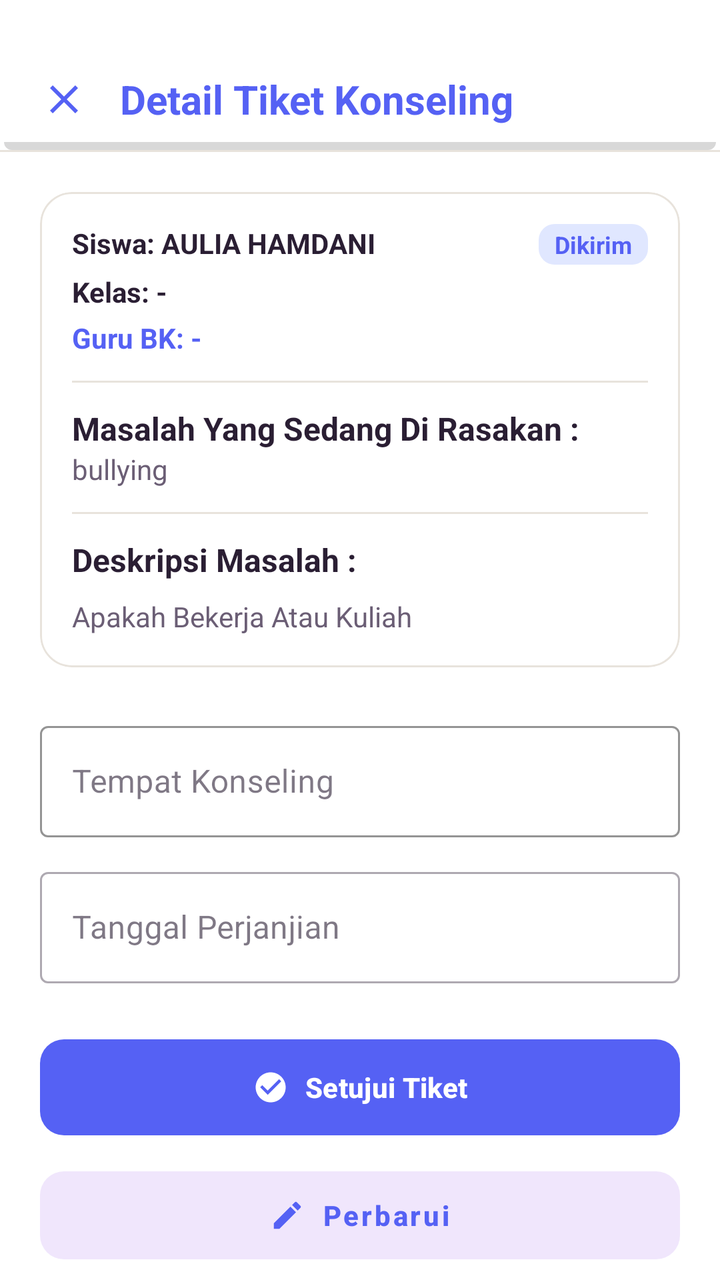
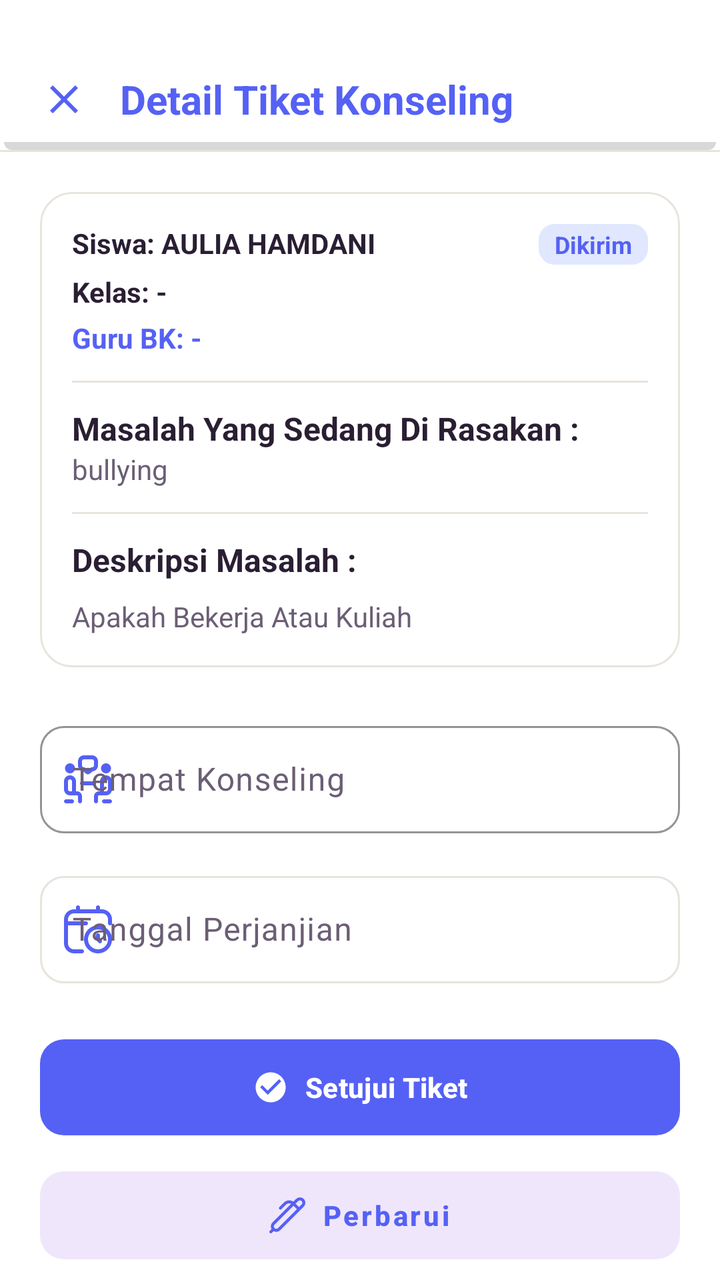

An Android layout rendered at two revisions. The XML below is the earlier revision; the diff shows what the commit changed to produce the second picture.
<!-- AndroidManifest.xml: application theme Theme.BkNova -->
<!-- res/layout/fragment_detail_tiket.xml -->
<?xml version="1.0" encoding="utf-8"?>
<androidx.constraintlayout.widget.ConstraintLayout xmlns:android="http://schemas.android.com/apk/res/android"
    xmlns:app="http://schemas.android.com/apk/res-auto"
    android:layout_width="match_parent"
    android:layout_height="match_parent"
    android:background="@color/white">

    
    <androidx.constraintlayout.widget.ConstraintLayout
        android:id="@+id/header"
        android:layout_width="match_parent"
        android:layout_height="wrap_content"
        android:paddingTop="36dp"
        android:paddingBottom="12dp"
        android:paddingHorizontal="20dp"
        android:background="@drawable/bg_header"
        app:layout_constraintTop_toTopOf="parent">

        <ImageView
            android:id="@+id/btn_back_detail_tiket"
            android:layout_width="24dp"
            android:layout_height="24dp"
            android:src="@drawable/ic_close"
            app:layout_constraintBottom_toBottomOf="parent"
            app:layout_constraintStart_toStartOf="parent"
            app:layout_constraintTop_toTopOf="parent"
            app:tint="@color/brand_primary"
            android:clickable="true"
            android:focusable="true"
            android:background="?attr/selectableItemBackgroundBorderless" />

        <TextView
            android:layout_width="wrap_content"
            android:layout_height="wrap_content"
            android:layout_marginStart="16dp"
            android:text="Detail Tiket Konseling"
            android:textColor="@color/brand_primary"
            android:textSize="20sp"
            android:textStyle="bold"
            app:layout_constraintBottom_toBottomOf="parent"
            app:layout_constraintStart_toEndOf="@id/btn_back_detail_tiket"
            app:layout_constraintTop_toTopOf="parent" />

    </androidx.constraintlayout.widget.ConstraintLayout>

    <View
        android:id="@+id/divider_header"
        android:layout_width="match_parent"
        android:layout_height="1dp"
        android:background="@color/divider_color"
        app:layout_constraintTop_toBottomOf="@id/header" />

    <androidx.core.widget.NestedScrollView
        android:layout_width="match_parent"
        android:layout_height="0dp"
        android:fillViewport="true"
        app:layout_constraintBottom_toBottomOf="parent"
        app:layout_constraintTop_toBottomOf="@id/divider_header">

        <LinearLayout
            android:layout_width="match_parent"
            android:layout_height="wrap_content"
            android:orientation="vertical"
            android:padding="20dp">

            
            <com.google.android.material.card.MaterialCardView
                android:layout_width="match_parent"
                android:layout_height="wrap_content"
                app:cardCornerRadius="16dp"
                app:cardElevation="0dp"
                app:strokeWidth="1dp"
                app:strokeColor="@color/border_color">

                <LinearLayout
                    android:layout_width="match_parent"
                    android:layout_height="wrap_content"
                    android:orientation="vertical"
                    android:padding="16dp">

                    <RelativeLayout
                        android:layout_width="match_parent"
                        android:layout_height="wrap_content">

                        <TextView
                            android:id="@+id/tv_detail_siswa"
                            android:layout_width="wrap_content"
                            android:layout_height="wrap_content"
                            android:text="Siswa: AULIA HAMDANI"
                            android:textColor="@color/text_color_primary"
                            android:textStyle="bold" />

                        <TextView
                            android:id="@+id/tv_detail_status"
                            android:layout_width="wrap_content"
                            android:layout_height="wrap_content"
                            android:layout_alignParentEnd="true"
                            android:text="Dikirim"
                            android:textColor="@color/brand_primary"
                            android:background="@drawable/bg_status_dikirim"
                            android:paddingHorizontal="8dp"
                            android:paddingVertical="2dp"
                            android:textSize="12sp"
                            android:textStyle="bold" />
                    </RelativeLayout>

                    <TextView
                        android:id="@+id/tv_detail_kelas"
                        android:layout_width="wrap_content"
                        android:layout_height="wrap_content"
                        android:layout_marginTop="4dp"
                        android:textStyle="bold"
                        android:textColor="@color/text_color_primary"
                        android:text="Kelas: -" />

                    <TextView
                        android:id="@+id/tv_detail_bk"
                        android:layout_width="wrap_content"
                        android:layout_height="wrap_content"
                        android:layout_marginTop="4dp"
                        android:textStyle="bold"
                        android:textColor="@color/brand_primary"
                        android:text="Guru BK: -" />

                    <View
                        android:layout_width="match_parent"
                        android:layout_height="1dp"
                        android:background="@color/border_color"
                        android:layout_marginVertical="12dp" />

                    
                    <LinearLayout
                        android:id="@+id/layout_info_perjanjian"
                        android:layout_width="match_parent"
                        android:layout_height="wrap_content"
                        android:orientation="vertical"
                        android:visibility="gone">

                        <TextView
                            android:layout_width="wrap_content"
                            android:layout_height="wrap_content"
                            android:text="Informasi Pertemuan :"
                            android:textStyle="bold"
                            android:textColor="@color/text_color_primary"
                            android:textSize="14sp" />

                        <TextView
                            android:id="@+id/tv_detail_tempat"
                            android:layout_width="wrap_content"
                            android:layout_height="wrap_content"
                            android:layout_marginTop="4dp"
                            android:text="Tempat: -"
                            android:textColor="@color/text_color_secondary" />

                        <TextView
                            android:id="@+id/tv_detail_tanggal"
                            android:layout_width="wrap_content"
                            android:layout_height="wrap_content"
                            android:layout_marginTop="2dp"
                            android:text="Waktu: -"
                            android:textColor="@color/text_color_secondary" />

                        <View
                            android:layout_width="match_parent"
                            android:layout_height="1dp"
                            android:background="@color/border_color"
                            android:layout_marginVertical="12dp" />
                    </LinearLayout>

                    <TextView
                        android:layout_width="wrap_content"
                        android:layout_height="wrap_content"
                        android:textStyle="bold"
                        android:textSize="16sp"
                        android:textColor="@color/text_color_primary"
                        android:text="Masalah Yang Sedang Di Rasakan :"/>

                    <TextView
                        android:id="@+id/tv_detail_judul"
                        android:layout_width="wrap_content"
                        android:layout_height="wrap_content"
                        android:textColor="@color/text_color_secondary"
                        android:text="bullying"
                        android:textStyle="normal" />

                    <View
                        android:layout_width="match_parent"
                        android:layout_height="1dp"
                        android:background="@color/border_color"
                        android:layout_marginVertical="12dp" />

                    <TextView
                        android:layout_width="wrap_content"
                        android:layout_height="wrap_content"
                        android:textStyle="bold"
                        android:textColor="@color/text_color_primary"
                        android:text="Deskripsi Masalah :"
                        android:textSize="16sp"/>

                    <TextView
                        android:id="@+id/tv_detail_isi"
                        android:layout_width="wrap_content"
                        android:layout_height="wrap_content"
                        android:layout_marginTop="8dp"
                        android:textStyle="normal"
                        android:textColor="@color/text_color_secondary"
                        android:text="Apakah Bekerja Atau Kuliah" />

                </LinearLayout>
            </com.google.android.material.card.MaterialCardView>

            
            <LinearLayout
                android:id="@+id/layout_actions_bk"
                android:layout_width="match_parent"
                android:layout_height="wrap_content"
                android:orientation="vertical"
                android:layout_marginTop="24dp">

                <com.google.android.material.textfield.TextInputLayout
                    android:id="@+id/til_tempat"
                    android:layout_width="match_parent"
                    android:layout_height="wrap_content"
                    android:hint="Tempat Konseling"
                    app:boxStrokeColor="@color/brand_dark"
                    style="@style/Widget.MaterialComponents.TextInputLayout.OutlinedBox">
                    <com.google.android.material.textfield.TextInputEditText
                        android:layout_width="match_parent"
                        android:layout_height="wrap_content" />
                </com.google.android.material.textfield.TextInputLayout>

                <com.google.android.material.textfield.TextInputLayout
                    android:id="@+id/til_tanggal"
                    android:layout_width="match_parent"
                    android:layout_height="wrap_content"
                    android:hint="Tanggal Perjanjian"
                    android:layout_marginTop="12dp"
                    style="@style/Widget.MaterialComponents.TextInputLayout.OutlinedBox">
                    <com.google.android.material.textfield.TextInputEditText
                        android:layout_width="match_parent"
                        android:layout_height="wrap_content"
                        android:focusable="false"
                        android:clickable="true" />
                </com.google.android.material.textfield.TextInputLayout>

                <com.google.android.material.button.MaterialButton
                    android:id="@+id/btn_setujui"
                    android:layout_width="match_parent"
                    android:layout_height="56dp"
                    android:text="@string/btn_setujui_tiket"
                    android:layout_marginTop="24dp"
                    android:textAllCaps="false"
                    android:textStyle="bold"
                    app:icon="@drawable/ic_check_circle"
                    app:iconGravity="textStart"
                    app:iconPadding="8dp"
                    app:cornerRadius="12dp" />

                <com.google.android.material.button.MaterialButton
                    android:id="@+id/btn_update_lokasi"
                    android:layout_width="match_parent"
                    android:layout_height="56dp"
                    android:text="Perbarui"
                    android:layout_marginTop="8dp"
                    android:textAllCaps="false"
                    android:textStyle="bold"
                    style="@style/Widget.MaterialComponents.Button.UnelevatedButton"
                    android:textColor="@color/brand_primary"
                    app:backgroundTint="@color/brand_soft"
                    app:icon="@drawable/ic_edit"
                    app:iconGravity="textStart"
                    app:iconPadding="8dp"
                    app:iconTint="@color/brand_primary"
                    app:cornerRadius="12dp" />

                <com.google.android.material.button.MaterialButton
                    android:id="@+id/btn_tunda"
                    android:layout_width="match_parent"
                    android:layout_height="56dp"
                    android:text="@string/btn_tunda_konseling"
                    android:layout_marginTop="8dp"
                    android:textAllCaps="false"
                    android:textStyle="bold"
                    style="@style/Widget.MaterialComponents.Button.UnelevatedButton"
                    android:textColor="@color/accent_peach_text"
                    app:backgroundTint="@color/accent_peach_soft"
                    app:cornerRadius="12dp" />

                <com.google.android.material.button.MaterialButton
                    android:id="@+id/btn_selesai_bk"
                    android:layout_width="match_parent"
                    android:layout_height="56dp"
                    android:text="@string/btn_selesaikan_tiket"
                    android:layout_marginTop="8dp"
                    android:textAllCaps="false"
                    android:textStyle="bold"
                    style="@style/Widget.MaterialComponents.Button.UnelevatedButton"
                    android:textColor="@color/green_text"
                    app:backgroundTint="@color/green_light"
                    app:icon="@drawable/ic_check_circle"
                    app:iconGravity="textStart"
                    app:iconPadding="8dp"
                    app:iconTint="@color/green_text"
                    app:cornerRadius="12dp" />

                <com.google.android.material.button.MaterialButton
                    android:id="@+id/btn_hapus_riwayat_bk"
                    android:layout_width="match_parent"
                    android:layout_height="56dp"
                    android:text="@string/btn_hapus_riwayat"
                    android:layout_marginTop="8dp"
                    android:textAllCaps="false"
                    android:textStyle="bold"
                    style="@style/Widget.MaterialComponents.Button.OutlinedButton"
                    android:textColor="@color/red_text"
                    app:strokeColor="@color/red_text"
                    app:cornerRadius="12dp"
                    android:visibility="gone" />
            </LinearLayout>

            
            <LinearLayout
                android:id="@+id/layout_actions_siswa"
                android:layout_width="match_parent"
                android:layout_height="wrap_content"
                android:orientation="vertical"
                android:layout_marginTop="24dp"
                android:visibility="gone">

                <com.google.android.material.button.MaterialButton
                    android:id="@+id/btn_edit_siswa"
                    android:layout_width="match_parent"
                    android:layout_height="56dp"
                    android:text="@string/btn_edit_masalah"
                    android:textAllCaps="false"
                    android:textStyle="bold"
                    app:icon="@drawable/ic_edit"
                    app:iconGravity="textStart"
                    app:iconPadding="8dp"
                    app:cornerRadius="16dp" />

                <com.google.android.material.button.MaterialButton
                    android:id="@+id/btn_hapus_siswa"
                    android:layout_width="match_parent"
                    android:layout_height="56dp"
                    android:text="@string/btn_hapus_tiket"
                    android:layout_marginTop="8dp"
                    android:textAllCaps="false"
                    android:textStyle="bold"
                    style="@style/Widget.MaterialComponents.Button.OutlinedButton"
                    android:textColor="@color/red_text"
                    app:strokeColor="@color/red_text"
                    app:cornerRadius="16dp" />
            </LinearLayout>

        </LinearLayout>
    </androidx.core.widget.NestedScrollView>

</androidx.constraintlayout.widget.ConstraintLayout>
<!-- resources referenced by this layout -->
<resources>
  <!-- unchanged entries left out for length: 31 -->
</resources>

<!-- the commit's change to res/layout/fragment_detail_tiket.xml (unified diff, before → after) -->
@@ -61,7 +61,9 @@
             android:layout_width="match_parent"
             android:layout_height="wrap_content"
             android:orientation="vertical"
-            android:padding="20dp">
+            android:paddingHorizontal="20dp"
+            android:paddingTop="20dp"
+            android:paddingBottom="50dp">
 
             
             <com.google.android.material.card.MaterialCardView
@@ -217,30 +219,52 @@
                 android:orientation="vertical"
                 android:layout_marginTop="24dp">
 
-                <com.google.android.material.textfield.TextInputLayout
+                    <com.google.android.material.textfield.TextInputLayout
                     android:id="@+id/til_tempat"
+                    style="@style/Widget.Material3.TextInputLayout.OutlinedBox"
                     android:layout_width="match_parent"
                     android:layout_height="wrap_content"
                     android:hint="Tempat Konseling"
-                    app:boxStrokeColor="@color/brand_dark"
-                    style="@style/Widget.MaterialComponents.TextInputLayout.OutlinedBox">
+                    app:startIconDrawable="@drawable/meet"
+                    app:startIconTint="@color/brand_primary"
+                    app:endIconDrawable="@drawable/ic_chevron_right"
+                    app:endIconTint="@color/text_color_secondary"
+                    app:boxCornerRadiusTopStart="12dp"
+                    app:boxCornerRadiusTopEnd="12dp"
+                    app:boxCornerRadiusBottomStart="12dp"
+                    app:boxCornerRadiusBottomEnd="12dp"
+                    app:boxStrokeColor="@color/brand_dark">
                     <com.google.android.material.textfield.TextInputEditText
                         android:layout_width="match_parent"
-                        android:layout_height="wrap_content" />
+                        android:layout_height="wrap_content"
+                        android:focusable="false"
+                        android:clickable="true"
+                        android:cursorVisible="false"
+                        android:paddingVertical="16dp" />
                 </com.google.android.material.textfield.TextInputLayout>
 
                 <com.google.android.material.textfield.TextInputLayout
                     android:id="@+id/til_tanggal"
+                    style="@style/Widget.Material3.TextInputLayout.OutlinedBox"
                     android:layout_width="match_parent"
                     android:layout_height="wrap_content"
                     android:hint="Tanggal Perjanjian"
-                    android:layout_marginTop="12dp"
-                    style="@style/Widget.MaterialComponents.TextInputLayout.OutlinedBox">
+                    android:layout_marginTop="16dp"
+                    app:startIconDrawable="@drawable/calender"
+                    app:startIconTint="@color/brand_primary"
+                    app:endIconDrawable="@drawable/ic_chevron_right"
+                    app:endIconTint="@color/text_color_secondary"
+                    app:boxCornerRadiusTopStart="12dp"
+                    app:boxCornerRadiusTopEnd="12dp"
+                    app:boxCornerRadiusBottomStart="12dp"
+                    app:boxCornerRadiusBottomEnd="12dp">
                     <com.google.android.material.textfield.TextInputEditText
                         android:layout_width="match_parent"
                         android:layout_height="wrap_content"
                         android:focusable="false"
-                        android:clickable="true" />
+                        android:clickable="true"
+                        android:cursorVisible="false"
+                        android:paddingVertical="16dp" />
                 </com.google.android.material.textfield.TextInputLayout>
 
                 <com.google.android.material.button.MaterialButton
@@ -267,7 +291,7 @@
                     style="@style/Widget.MaterialComponents.Button.UnelevatedButton"
                     android:textColor="@color/brand_primary"
                     app:backgroundTint="@color/brand_soft"
-                    app:icon="@drawable/ic_edit"
+                    app:icon="@drawable/pen"
                     app:iconGravity="textStart"
                     app:iconPadding="8dp"
                     app:iconTint="@color/brand_primary"
<!-- resource entries referenced after the edit -->
@@ -1,5 +1,21 @@
 <!-- resources referenced by this layout -->
 <resources>
+  <!-- drawable calender (drawable) -->
+  <vector xmlns:android="http://schemas.android.com/apk/res/android" android:width="24dp" android:height="24dp" android:viewportWidth="24" android:viewportHeight="24" android:tint="?attr/colorControlNormal"><path android:fillColor="@android:color/white" android:pathData="M17,10.039c-3.859,0-7,3.14-7,7,0,3.838,3.141,6.961,7,6.961s7-3.14,7-7c0-3.838-3.141-6.961-7-6.961Zm0,11.961c-2.757,0-5-2.226-5-4.961,0-2.757,2.243-5,5-5s5,2.226,5,4.961c0,2.757-2.243,5-5,5Zm1.707-4.707c.391,.391,.391,1.023,0,1.414-.195,.195-.451,.293-.707,.293s-.512-.098-.707-.293l-1-1c-.188-.188-.293-.442-.293-.707v-2c0-.552,.447-1,1-1s1,.448,1,1v1.586l.707,.707Zm5.293-10.293v2c0,.552-.447,1-1,1s-1-.448-1-1v-2c0-1.654-1.346-3-3-3H5c-1.654,0-3,1.346-3,3v1H11c.552,0,1,.448,1,1s-.448,1-1,1H2v9c0,1.654,1.346,3,3,3h4c.552,0,1,.448,1,1s-.448,1-1,1H5c-2.757,0-5-2.243-5-5V7C0,4.243,2.243,2,5,2h1V1c0-.552,.448-1,1-1s1,.448,1,1v1h8V1c0-.552,.447-1,1-1s1,.448,1,1v1h1c2.757,0,5,2.243,5,5Z"/></vector>
+  <!-- drawable ic_chevron_right (drawable) -->
+  <vector xmlns:android="http://schemas.android.com/apk/res/android"
+      android:width="24dp"
+      android:height="24dp"
+      android:viewportWidth="24"
+      android:viewportHeight="24">
+      <path
+          android:fillColor="#000000"
+          android:pathData="M10,6L8.59,7.41 13.17,12l-4.58,4.59L10,18l6,-6z"/>
+  </vector>
+  <!-- drawable meet (drawable) -->
+  <vector xmlns:android="http://schemas.android.com/apk/res/android" android:width="24dp" android:height="24dp" android:viewportWidth="24" android:viewportHeight="24" android:tint="?attr/colorControlNormal"><path android:fillColor="@android:color/white" android:pathData="m.5,6.5c0-1.381,1.119-2.5,2.5-2.5s2.5,1.119,2.5,2.5-1.119,2.5-2.5,2.5S.5,7.881.5,6.5Zm8.5,14v2.5c0,.552-.448,1-1,1s-1-.448-1-1v-2.5c0-.276-.224-.5-.5-.5,0,0-3.535,0-3.552-.001-1.63-.028-2.948-1.362-2.948-2.999v-4c0-1.654,1.346-3,3-3s3,1.346,3,3v5h.5c1.378,0,2.5,1.122,2.5,2.5Zm-5-2.5v-5c0-.551-.449-1-1-1s-1,.449-1,1v4c0,.551.449,1,1,1h1Zm17-9c1.381,0,2.5-1.119,2.5-2.5s-1.119-2.5-2.5-2.5-2.5,1.119-2.5,2.5,1.119,2.5,2.5,2.5Zm3,4v4c0,1.637-1.318,2.971-2.948,2.999-.017,0-3.552.001-3.552.001-.276,0-.5.224-.5.5v2.5c0,.552-.448,1-1,1s-1-.448-1-1v-2.5c0-1.378,1.122-2.5,2.5-2.5h.5v-5c0-1.654,1.346-3,3-3s3,1.346,3,3Zm-2,0c0-.551-.449-1-1-1s-1,.449-1,1v5h1c.551,0,1-.449,1-1v-4Zm-6,1c0-.552-.448-1-1-1h-6c-.552,0-1,.448-1,1s.448,1,1,1h6c.552,0,1-.448,1-1ZM7,5.048v-2.096c0-1.628,1.324-2.952,2.952-2.952h4.096c1.628,0,2.952,1.324,2.952,2.952v2.096c0,1.533-1.175,2.797-2.672,2.939l-1.39,1.151c-.272.243-.622.365-.977.365-.363,0-.729-.128-1.021-.388l-1.379-1.141c-1.444-.192-2.561-1.431-2.561-2.926Zm2,0c0,.525.427.952.952.952.233,0,.458.081.638.229l1.363,1.128,1.362-1.128c.179-.149.405-.23.638-.23h.096c.525,0,.952-.427.952-.952v-2.096c0-.525-.427-.952-.952-.952h-4.096c-.525,0-.952.427-.952.952v2.096Zm-5,16.952H1c-.552,0-1,.448-1,1s.448,1,1,1h3c.552,0,1-.448,1-1s-.448-1-1-1Zm19,0h-3c-.552,0-1,.448-1,1s.448,1,1,1h3c.552,0,1-.448,1-1s-.448-1-1-1Z"/></vector>
+  <!-- drawable pen (drawable) -->
+  <vector xmlns:android="http://schemas.android.com/apk/res/android" android:width="24dp" android:height="24dp" android:viewportWidth="24" android:viewportHeight="24" android:tint="?attr/colorControlNormal"><path android:fillColor="@android:color/white" android:pathData="M24,3.46c-.05-1.03-.54-1.99-1.34-2.64-1.43-1.17-3.61-1.01-4.98,.36l-1.67,1.67c-.81-.54-1.77-.84-2.77-.84-1.34,0-2.59,.52-3.54,1.46l-3.03,3.03c-.39,.39-.39,1.02,0,1.41s1.02,.39,1.41,0l3.03-3.03c.89-.89,2.3-1.08,3.42-.57L2.07,16.79c-.69,.69-1.07,1.6-1.07,2.57,0,.63,.16,1.23,.46,1.77l-1.16,1.16c-.39,.39-.39,1.02,0,1.41,.2,.2,.45,.29,.71,.29s.51-.1,.71-.29l1.16-1.16c.53,.3,1.14,.46,1.77,.46,.97,0,1.89-.38,2.57-1.07L22.93,6.21c.73-.73,1.11-1.73,1.06-2.76ZM5.8,20.52c-.62,.62-1.7,.62-2.32,0-.31-.31-.48-.72-.48-1.16s.17-.85,.48-1.16L16.08,5.61l2.32,2.32L5.8,20.52ZM21.52,4.8l-1.71,1.71-2.32-2.32,1.6-1.6c.37-.37,.85-.56,1.32-.56,.36,0,.7,.11,.98,.34,.37,.3,.58,.72,.61,1.19,.02,.46-.15,.92-.48,1.24Z"/></vector>
   <!-- unchanged entries left out for length: 31 -->
 </resources>
 
